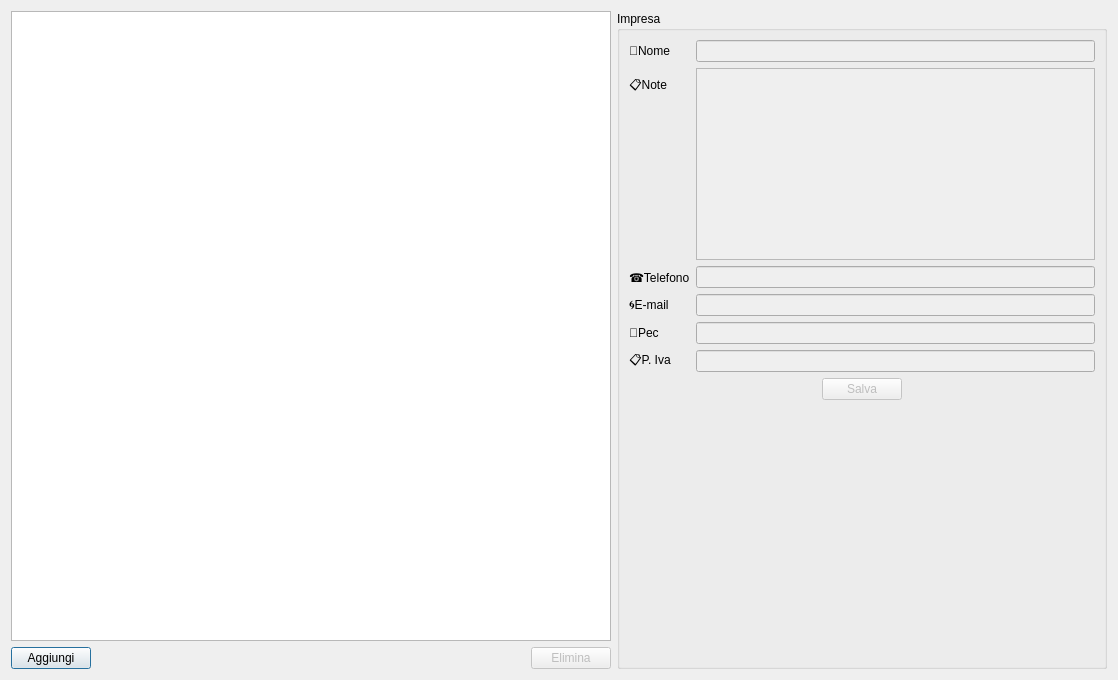
Before: the Qt Designer form imprese.ui in tarateo78/Praticometro, drawn with Qt 5.
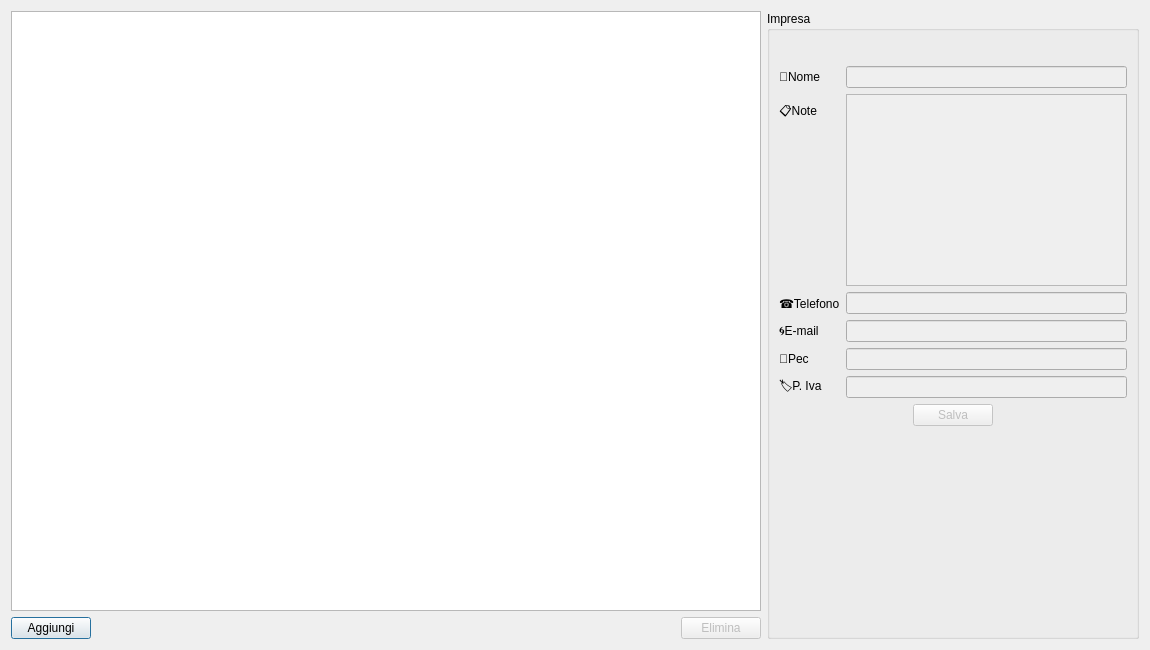
After: the same form once the commit is applied. Icons and pictures are not drawn.

Commit message: Sistemazioni grafiche Imprese e Professionisti. Funzionano OK

What changed in the file:
```diff
--- a/imprese.ui
+++ b/imprese.ui
@@ -6,21 +6,21 @@
    <rect>
     <x>0</x>
     <y>0</y>
-    <width>1118</width>
-    <height>680</height>
+    <width>1150</width>
+    <height>650</height>
    </rect>
   </property>
   <property name="windowTitle">
-   <string>Dialog</string>
+   <string>Elenco Imprese</string>
   </property>
-  <layout class="QHBoxLayout" name="horizontalLayout_3">
+  <layout class="QHBoxLayout" name="horizontalLayout_5">
    <item>
     <layout class="QVBoxLayout" name="verticalLayout_3">
      <item>
       <widget class="QTableWidget" name="tabella">
        <property name="minimumSize">
         <size>
-         <width>600</width>
+         <width>750</width>
          <height>0</height>
         </size>
        </property>
@@ -76,12 +76,46 @@
      <layout class="QVBoxLayout" name="verticalLayout_2">
       <item>
        <layout class="QVBoxLayout" name="verticalLayout">
+        <item>
+         <layout class="QHBoxLayout" name="horizontalLayout_3">
+          <item>
+           <spacer name="horizontalSpacer_4">
+            <property name="orientation">
+             <enum>Qt::Horizontal</enum>
+            </property>
+            <property name="sizeHint" stdset="0">
+             <size>
+              <width>40</width>
+              <height>20</height>
+             </size>
+            </property>
+           </spacer>
+          </item>
+          <item>
+           <widget class="QLabel" name="label_7">
+            <property name="text">
+             <string/>
+            </property>
+            <property name="pixmap">
+             <pixmap resource="Immagini.qrc">:/icone/icone_32/scavatore.png</pixmap>
+            </property>
+           </widget>
+          </item>
+         </layout>
+        </item>
         <item>
          <layout class="QFormLayout" name="formLayout">
           <item row="0" column="0">
            <widget class="QLabel" name="label">
             <property name="text">
-             <string>🔧Nome</string>
+             <string>👤Nome</string>
+            </property>
+           </widget>
+          </item>
+          <item row="0" column="1">
+           <widget class="QLineEdit" name="nomeEdit">
+            <property name="enabled">
+             <bool>false</bool>
             </property>
            </widget>
           </item>
@@ -144,7 +178,7 @@
           <item row="5" column="0">
            <widget class="QLabel" name="label_6">
             <property name="text">
-             <string>📋P. Iva</string>
+             <string>🏷P. Iva</string>
             </property>
            </widget>
           </item>
@@ -155,13 +189,6 @@
             </property>
            </widget>
           </item>
-          <item row="0" column="1">
-           <widget class="QLineEdit" name="nomeEdit">
-            <property name="enabled">
-             <bool>false</bool>
-            </property>
-           </widget>
-          </item>
          </layout>
         </item>
         <item>
```
Left out of the diff: 4 changed lines with no effect on the pictures. The commit also changes 1 other file.
